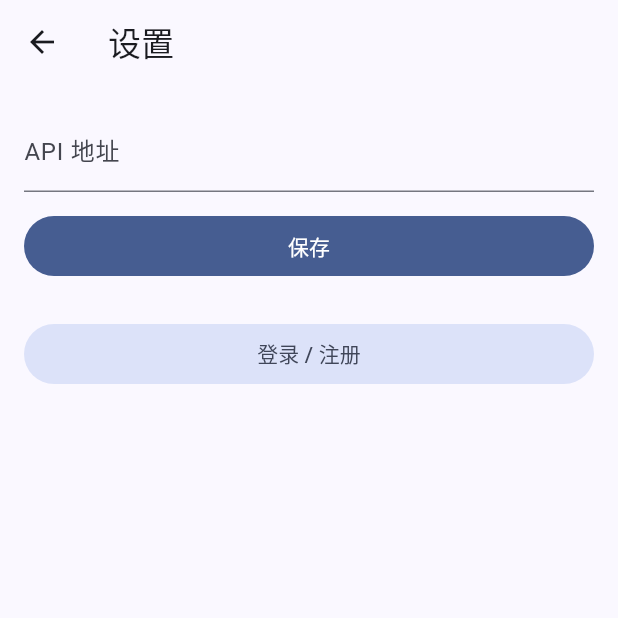
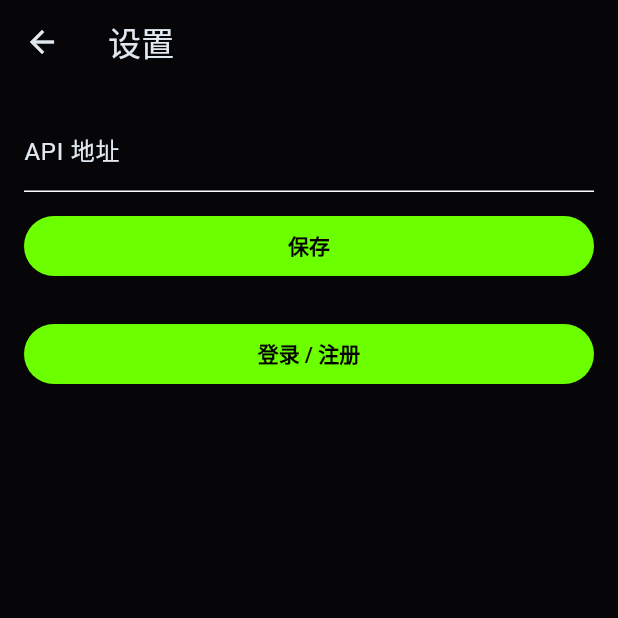
Before and after one commit to adui-studio/adui-forge, a Flutter app: the screen it shows after launch, after a tap on the "settings" icon, on a phone screen of 412 x 824 dp, the top half of it. Run offline on Flutter 3.47's test engine with Material 3 defaults, Android fonts, the phone set to English and light mode, and no system bars; our stand-ins replace dio, flutter_riverpod, flutter_secure_storage, go_router; network calls fail.

Commit message:
feat(mobile): 品牌化沉浸主题——电光绿 × 深紫（与 Web 一致）
- Material 3 深色主题：深空底、品牌绿 primary、深紫 secondary、
  卡片玻璃描边、FilledButton 电光绿黑字
- Android 应用名改为 ADui Forge

```diff
--- a/apps/mobile/lib/app.dart
+++ b/apps/mobile/lib/app.dart
@@ -44,8 +44,49 @@ class ForgeApp extends ConsumerWidget {
     final router = ref.watch(routerProvider);
     return MaterialApp.router(
       title: 'ADui Forge',
-      theme: ThemeData(colorSchemeSeed: const Color(0xFF1464DC), useMaterial3: true),
+      theme: _forgeTheme(),
       routerConfig: router,
     );
   }
 }
+
+
+/// 沉浸式品牌主题：深空底 + logo 电光绿/深紫双色系（与 Web 端一致）。
+ThemeData _forgeTheme() {
+  const surface = Color(0xFF060609);
+  const brand = Color(0xFF6CFF00);
+  const accent = Color(0xFFB79AEC);
+  return ThemeData(
+    useMaterial3: true,
+    brightness: Brightness.dark,
+    scaffoldBackgroundColor: surface,
+    colorScheme: ColorScheme.dark(
+      primary: brand,
+      onPrimary: Colors.black,
+      secondary: accent,
+      onSecondary: Colors.black,
+      surface: surface,
+      onSurface: const Color(0xFFE2E8F0),
+      error: const Color(0xFFF87171),
+    ),
+    appBarTheme: const AppBarTheme(
+      backgroundColor: Colors.transparent,
+      elevation: 0,
+    ),
+    cardTheme: CardThemeData(
+      color: Colors.white.withValues(alpha: 0.04),
+      shape: RoundedRectangleBorder(
+        borderRadius: BorderRadius.circular(12),
+        side: BorderSide(color: Colors.white.withValues(alpha: 0.1)),
+      ),
+    ),
+    filledButtonTheme: FilledButtonThemeData(
+      style: FilledButton.styleFrom(
+        backgroundColor: brand,
+        foregroundColor: Colors.black,
+        textStyle: const TextStyle(fontWeight: FontWeight.w600),
+      ),
+    ),
+    dividerTheme: DividerThemeData(color: Colors.white.withValues(alpha: 0.08)),
+  );
+}
```
Also changed, not shown: 1 other file.
